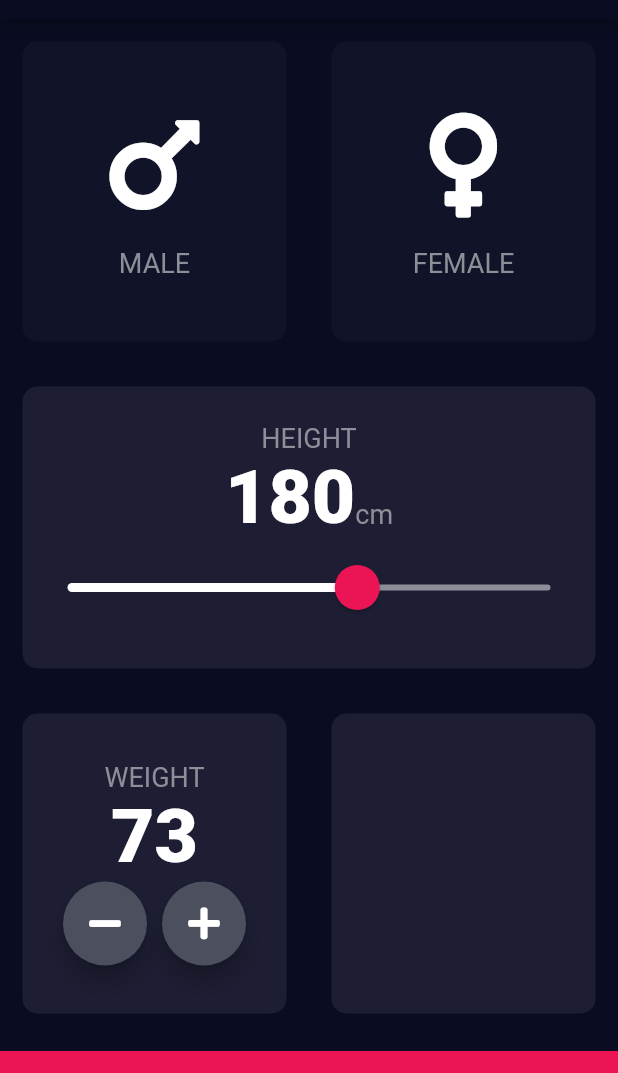
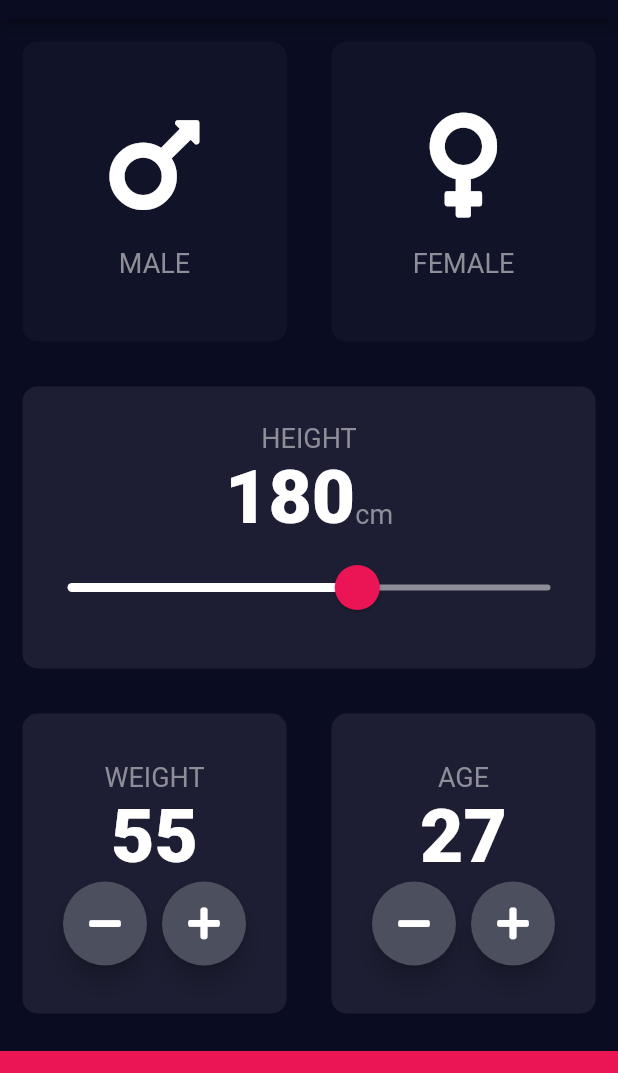
Before and after one commit to kawarimidoll/flutter_course_bmi_calculator, a Flutter app: the screen it shows after launch, on a phone screen of 412 x 824 dp, the part 65-1138 px from its top. Run offline on Flutter 3.47's test engine with Material 2 defaults, Android fonts, the phone set to English and light mode, and no system bars; our stand-ins replace font_awesome_flutter.

Commit message:
add bottom-right card contents

```diff
--- a/lib/input_page.dart
+++ b/lib/input_page.dart
@@ -14,7 +14,8 @@ class InputPage extends StatefulWidget {
 class _InputPageState extends State<InputPage> {
   Gender? selectedGender;
   int height = 180;
-  int weight = 73;
+  int weight = 55;
+  int age = 27;
 
   @override
   Widget build(BuildContext context) {
@@ -163,7 +164,43 @@ class _InputPageState extends State<InputPage> {
                 child: ReusableCard(
                   onTap: () {},
                   color: kActiveCardColor,
-                  child: Container(),
+                  child: Container(
+                    child: Column(
+                      mainAxisAlignment: MainAxisAlignment.center,
+                      children: <Widget>[
+                        Text(
+                          'AGE',
+                          style: kLabelTextStyle,
+                        ),
+                        Text(
+                          age.toString(),
+                          style: kNumberTextStyle,
+                        ),
+                        Row(
+                          mainAxisAlignment: MainAxisAlignment.center,
+                          children: <Widget>[
+                            RoundIconButton(
+                              icon: FontAwesomeIcons.minus,
+                              onPressed: () {
+                                setState(() {
+                                  age--;
+                                });
+                              },
+                            ),
+                            SizedBox(width: 10.0),
+                            RoundIconButton(
+                              icon: FontAwesomeIcons.plus,
+                              onPressed: () {
+                                setState(() {
+                                  age++;
+                                });
+                              },
+                            ),
+                          ],
+                        )
+                      ],
+                    ),
+                  ),
                 ),
               ),
             ],
```
